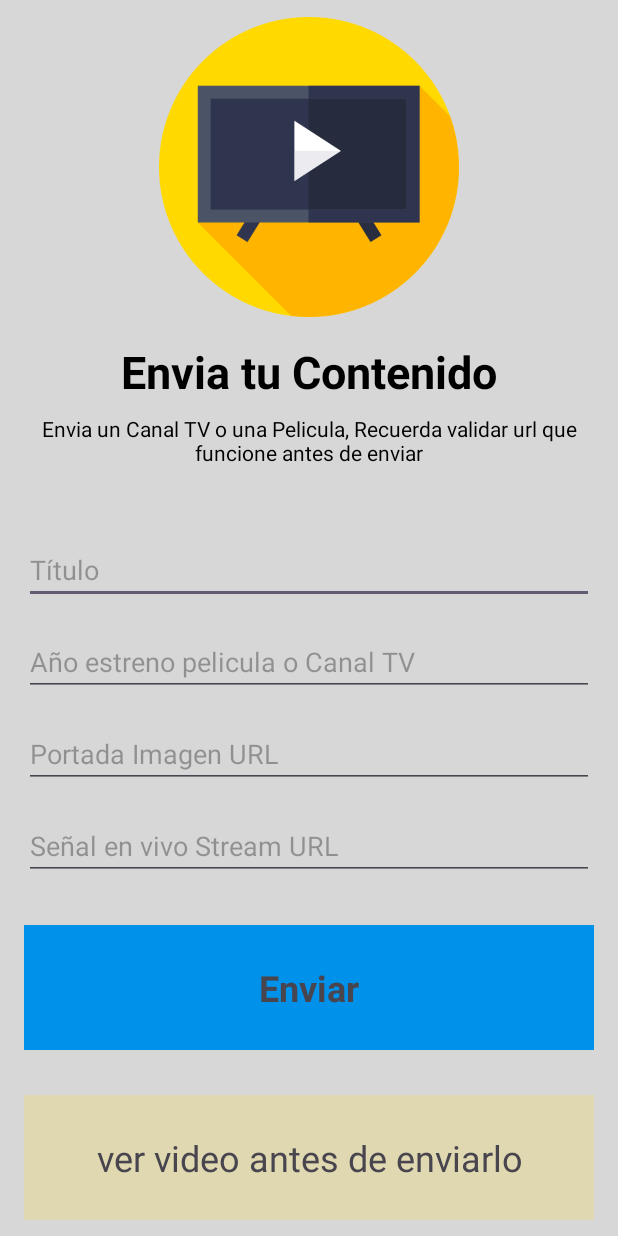
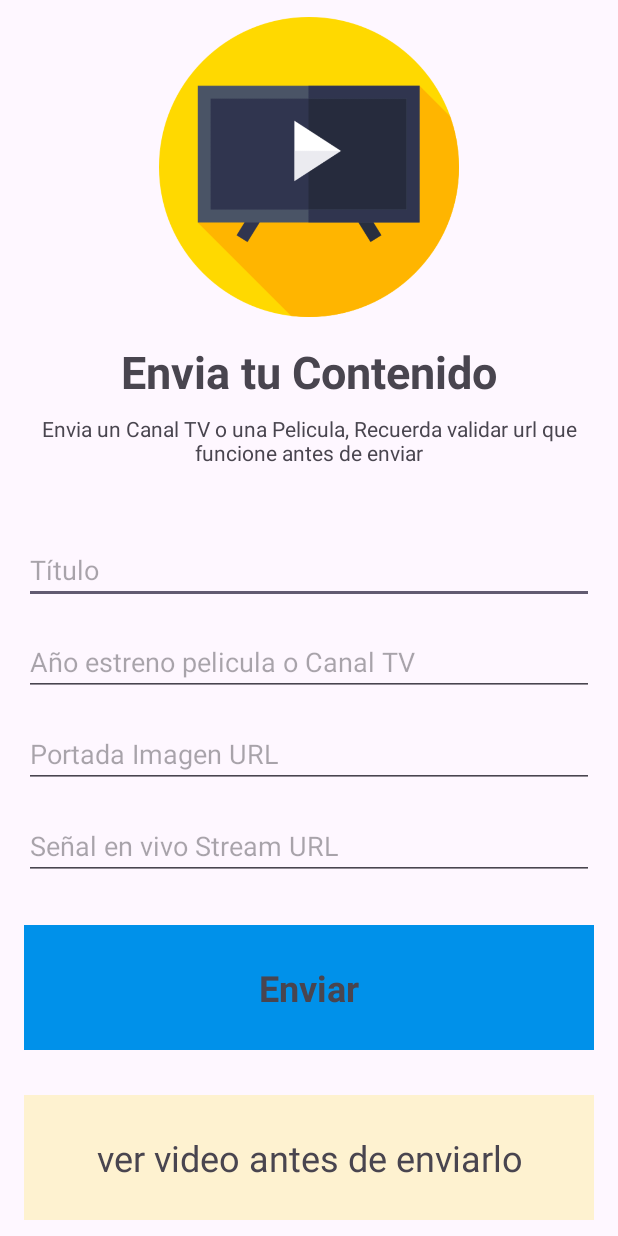
Before and after one commit to CreativeMB/CineFlexURL, an Android app: the screen it shows after launch (MainActivity), on a phone screen of 412 x 824 dp. Run offline under Robolectric (Android 15) with nearby library versions, the phone set to English and light mode, and no system bars; our stand-ins replace Firebase (no records; nobody signed in at launch, a user with empty details on screens opened directly); pictures from the network do not load.

Commit message:
unicio 5

```diff
--- a/app/src/main/res/layout/activity_main.xml
+++ b/app/src/main/res/layout/activity_main.xml
@@ -1,8 +1,7 @@
 <?xml version="1.0" encoding="utf-8"?>
 <androidx.coordinatorlayout.widget.CoordinatorLayout xmlns:android="http://schemas.android.com/apk/res/android"
     android:layout_width="match_parent"
-    android:layout_height="match_parent"
-    android:background="#D7D7D7">
+    android:layout_height="match_parent">
 
     <ScrollView
         android:layout_width="match_parent"
@@ -31,7 +30,7 @@
                 android:textSize="30sp"
                 android:textStyle="bold"
                 android:layout_gravity="center_horizontal"
-                android:textColor="#000000"
+
                 android:layout_marginBottom="8dp" />
 
             <TextView
@@ -41,7 +40,7 @@
                 android:layout_gravity="center_horizontal"
                 android:gravity="center"
                 android:paddingBottom="30dp"
-                android:textColor="#000000"
+
                 android:layout_marginBottom="16dp" />
 
             <EditText
```
